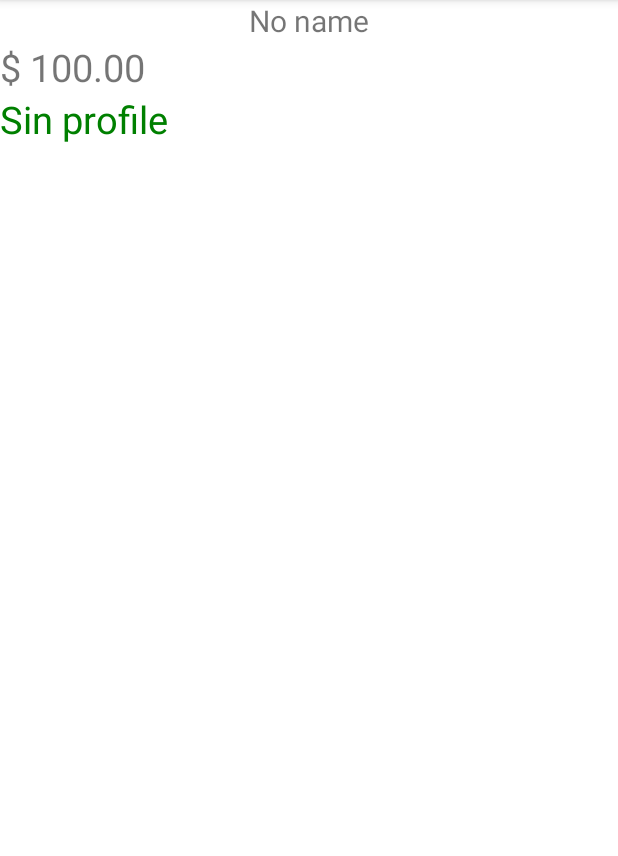
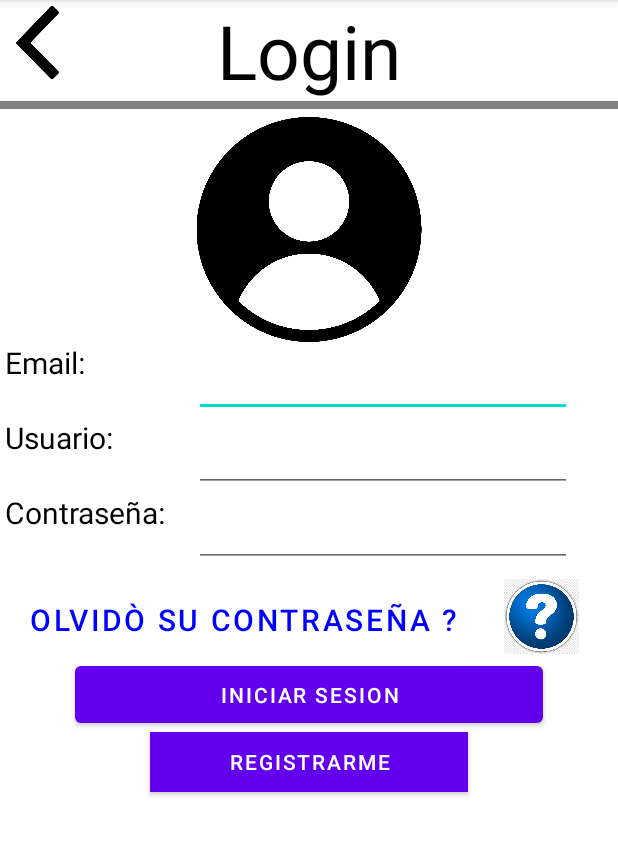
Before and after one commit to Pablo592/TecnologiasMoviles, an Android app: the screen it shows after launch (ActivityNuevo before the commit, LoginActivity after it), on a phone screen of 412 x 824 dp, the part 84-940 px from its top. Run offline under Robolectric (Android 15) with nearby library versions, the phone set to English and light mode, and no system bars.

Commit message:
Login listo
Signed-off-by: Pablo592 <pgaido524@alumnos.iua.edu.ar>

```diff
--- a/ProbandoAndroid/app/src/main/AndroidManifest.xml
+++ b/ProbandoAndroid/app/src/main/AndroidManifest.xml
@@ -18,13 +18,16 @@
 
         </activity>
 
-        <activity android:name=".ActivityNuevo"
+        <activity android:name=".LoginActivity"
             android:exported="true">
             <intent-filter>
                 <action android:name="android.intent.action.MAIN" />
-
                 <category android:name="android.intent.category.LAUNCHER" />
             </intent-filter>
+        </activity>
+
+        <activity android:name=".ActivityNuevo">
+
         </activity>
     </application>
 
--- /dev/null
+++ b/ProbandoAndroid/app/src/main/java/com/example/probandoandroid/LoginActivity.kt
@@ -0,0 +1,83 @@
+package com.example.probandoandroid
+
+import android.os.Bundle
+import android.view.View
+import android.widget.Button
+import android.widget.EditText
+import android.widget.ImageView
+import android.widget.TextView
+import android.widget.Toast
+import androidx.appcompat.app.AppCompatActivity
+
+class LoginActivity : AppCompatActivity() { //Con AppCompatActivity() indico que es un activity class LoginActivity : AppCompatActivity() { //Con AppCompatActivity() indico que es un activity
+
+    private lateinit var botonContraseniaOlvidada: Button
+    private lateinit var botonIngresar: Button
+    private lateinit var inputEmail: EditText
+    private lateinit var inputUser: EditText
+    private lateinit var inputPassword: EditText
+    private lateinit var ingreseTexto: TextView
+    private lateinit var botonVolver: ImageView
+    private lateinit var botonAyuda: ImageView
+    private lateinit var botonRegistrarme: Button
+
+
+
+    override fun onCreate(savedInstanceState: Bundle?) {
+        super.onCreate(savedInstanceState)
+        setContentView(R.layout.activity_login)
+        ingreseTexto = findViewById(R.id.ingrese)
+        botonContraseniaOlvidada = findViewById(R.id.textoLoginOlvidoPassword)
+        botonIngresar = findViewById(R.id.botonIniciarSesion)
+        inputEmail = findViewById(R.id.inputEmail)
+        inputUser = findViewById(R.id.inputUser)
+        inputPassword = findViewById(R.id.inputPassword)
+        botonVolver = findViewById(R.id.botonVolver)
+        botonAyuda = findViewById(R.id.imagenAyuda)
+        botonRegistrarme = findViewById(R.id.botonRegistrarse)
+
+        ingreseTexto.visibility = View.GONE
+
+        botonContraseniaOlvidada.setOnClickListener() {
+
+            var correo = ""
+            if (inputEmail.text.toString() == "") {
+                correo = "pgaido524@alumnos.iua.edu.ar"
+            } else {
+                correo = inputEmail.text.toString()
+            }
+
+            Toast.makeText(baseContext, "Envaimos un correo a $correo", Toast.LENGTH_LONG).show();
+        }
+
+        botonIngresar.setOnClickListener() {
+
+            val contraseniaCorrecta = "123"
+                if(inputEmail.text.toString() == "")
+                    Toast.makeText(baseContext, "Por favor ingrese su Email", Toast.LENGTH_LONG).show();
+                else if(inputUser.text.toString() == "")
+                    Toast.makeText(baseContext, "Por favor ingrese su Usuario", Toast.LENGTH_LONG).show();
+                else if(inputPassword.text.toString() == "")
+                    Toast.makeText(baseContext, "Por favor ingrese su Contraseña", Toast.LENGTH_LONG).show();
+                else if(inputPassword.text.toString() != contraseniaCorrecta)
+                    Toast.makeText(baseContext, "Contraseña incorrecta", Toast.LENGTH_LONG).show();
+                else{
+                ingreseTexto.visibility = View.VISIBLE
+                ingreseTexto.text = "Bienvenido ${inputUser.text}"
+            }
+        }
+        botonVolver.setOnClickListener(){
+            if(ingreseTexto.visibility == View.VISIBLE)
+                ingreseTexto.visibility = View.GONE
+            else{
+                onBackPressed()
+            }
+        }
+        botonAyuda.setOnClickListener(){
+            Toast.makeText(baseContext, "Debe completar todos los datos para inciar sesion", Toast.LENGTH_LONG).show();
+        }
+        botonRegistrarme.setOnClickListener(){
+            Toast.makeText(baseContext, "Estara disponible proximamente", Toast.LENGTH_LONG).show();
+        }
+    }
+}
--- /dev/null
+++ b/ProbandoAndroid/app/src/main/res/layout/activity_login.xml
@@ -0,0 +1,173 @@
+<?xml version="1.0" encoding="utf-8"?>
+<androidx.constraintlayout.widget.ConstraintLayout xmlns:android="http://schemas.android.com/apk/res/android"
+    android:layout_width="match_parent"
+    android:layout_height="match_parent"
+    xmlns:app="http://schemas.android.com/apk/res-auto"
+    android:screenOrientation="portrait">
+
+
+    <TextView
+        android:id="@+id/ingrese"
+        android:layout_width="match_parent"
+        android:layout_height="match_parent"
+        app:layout_constraintStart_toStartOf="parent"
+        app:layout_constraintTop_toTopOf="parent"
+        android:text=""
+        android:textSize="50sp"
+        android:textAlignment="center"
+        android:layout_marginTop="100dp"
+        android:textColor="@color/black">
+    </TextView>
+
+
+    <TextView
+        android:id="@+id/textoLogin"
+        android:layout_width="match_parent"
+        android:layout_height="wrap_content"
+        app:layout_constraintStart_toEndOf="@id/ingrese"
+        app:layout_constraintTop_toBottomOf="@id/ingrese"
+        android:text="@string/login"
+        android:textSize="50sp"
+        android:textAlignment="center"
+        android:textColor="@color/black">
+    </TextView>
+
+    <View
+        android:id="@+id/barra"
+        android:layout_width="wrap_content"
+        android:layout_height="5dp"
+        app:layout_constraintStart_toStartOf="parent"
+        app:layout_constraintTop_toBottomOf="@id/textoLogin"
+        android:background="@color/grey">
+    </View>
+
+    <ImageView
+        android:id="@+id/imagenLogin"
+        android:layout_width="wrap_content"
+        android:layout_height="150dp"
+        app:layout_constraintStart_toStartOf="parent"
+        app:layout_constraintTop_toBottomOf="@id/barra"
+        android:src="@drawable/_iconousuario"
+        android:layout_marginTop="5dp">
+    </ImageView>
+    <TextView
+        android:id="@+id/textoLoginEmail"
+        android:layout_width="20mm"
+        android:layout_height="50dp"
+        android:textSize="20dp"
+        app:layout_constraintStart_toStartOf="parent"
+        android:text="@string/iemail"
+        android:textColor="@color/black"
+        app:layout_constraintTop_toBottomOf="@id/imagenLogin"
+        android:layout_marginLeft="3dp">
+    </TextView>
+    <EditText
+        android:id="@+id/inputEmail"
+        android:layout_width="40mm"
+        android:layout_height="50dp"
+        app:layout_constraintStart_toEndOf="@+id/textoLoginEmail"
+        app:layout_constraintTop_toBottomOf="@id/imagenLogin"
+        android:inputType="textEmailAddress">
+    </EditText>
+    <TextView
+        android:id="@+id/textoLoginUser"
+        android:layout_width="20mm"
+        android:layout_height="50dp"
+        android:textSize="20dp"
+        app:layout_constraintStart_toStartOf="parent"
+        app:layout_constraintTop_toBottomOf="@id/textoLoginEmail"
+        android:text="@string/user"
+        android:textColor="@color/black"
+        android:layout_marginLeft="3dp">
+    </TextView>
+    <EditText
+        android:id="@+id/inputUser"
+        android:layout_width="40mm"
+        android:layout_height="50dp"
+        app:layout_constraintStart_toEndOf="@+id/textoLoginUser"
+        app:layout_constraintTop_toBottomOf="@id/inputEmail"
+        android:inputType="text">
+    </EditText>
+    <TextView
+        android:id="@+id/textoLoginPassword"
+        android:layout_width="20mm"
+        android:layout_height="50dp"
+        android:textSize="20dp"
+        app:layout_constraintStart_toStartOf="parent"
+        app:layout_constraintTop_toBottomOf="@id/textoLoginUser"
+        android:text="@string/contrasenia"
+        android:textColor="@color/black"
+        android:layout_marginLeft="3dp">>
+    </TextView>
+    <EditText
+        android:id="@+id/inputPassword"
+        android:layout_width="40mm"
+        android:layout_height="50dp"
+        app:layout_constraintStart_toEndOf="@+id/textoLoginPassword"
+        app:layout_constraintTop_toBottomOf="@id/inputUser"
+        android:inputType="textPassword">
+    </EditText>
+
+
+    <Button
+        android:id="@+id/textoLoginOlvidoPassword"
+        android:layout_width="wrap_content"
+        android:layout_height="50dp"
+        android:textSize="20dp"
+        app:layout_constraintStart_toStartOf="parent"
+        app:layout_constraintTop_toBottomOf="@id/textoLoginPassword"
+        android:text="@string/olvido_su_contrase_a"
+        android:textAlignment="center"
+        android:textColor="@color/blue"
+        android:layout_marginLeft="3dp"
+        android:background="@android:color/transparent"
+        android:layout_marginTop="10dp">
+    </Button>
+
+    <ImageView
+        android:id="@+id/imagenAyuda"
+        android:layout_width="50dp"
+        android:layout_height="55dp"
+        app:layout_constraintStart_toEndOf="@id/textoLoginOlvidoPassword"
+        app:layout_constraintTop_toBottomOf="@id/textoLoginPassword"
+        android:src="@drawable/interrogacion"
+        android:layout_marginTop="5dp"
+        android:layout_marginLeft="15dp">
+    </ImageView>
+
+    <Button
+        android:id="@+id/botonIniciarSesion"
+        android:layout_width="match_parent"
+        android:layout_height="50dp"
+        app:layout_constraintStart_toStartOf="parent"
+        app:layout_constraintTop_toBottomOf="@id/textoLoginOlvidoPassword"
+        android:text="@string/iniciar_sesion"
+        android:textAlignment="center"
+        android:layout_marginLeft="50dp"
+        android:layout_marginRight="50dp">
+    </Button>
+
+    <Button
+        android:id="@+id/botonRegistrarse"
+        android:layout_width="match_parent"
+        android:layout_height="40dp"
+        app:layout_constraintStart_toStartOf="parent"
+        app:layout_constraintTop_toBottomOf="@id/botonIniciarSesion"
+        android:text="@string/registrarse"
+        android:background="@color/black"
+        android:textAlignment="center"
+        android:layout_marginLeft="100dp"
+        android:layout_marginRight="100dp">
+    </Button>
+
+    <ImageView
+        android:id="@+id/botonVolver"
+        android:layout_width="50dp"
+        android:layout_height="50dp"
+        app:layout_constraintStart_toStartOf="parent"
+        app:layout_constraintTop_toTopOf="parent"
+        android:textAlignment="center"
+       android:src="@drawable/regreso"
+        android:layout_marginTop="3dp">
+    </ImageView>
+</androidx.constraintlayout.widget.ConstraintLayout>
--- a/ProbandoAndroid/app/src/main/res/values/colors.xml
+++ b/ProbandoAndroid/app/src/main/res/values/colors.xml
@@ -8,4 +8,7 @@
     <color name="black">#FF000000</color>
     <color name="white">#FFFFFFFF</color>
     <color name="green">#008000</color>
+    <color name="grey">#808080</color>
+    <color name="blue">#0000FF</color>
+
 </resources>
--- a/ProbandoAndroid/app/src/main/res/values/strings.xml
+++ b/ProbandoAndroid/app/src/main/res/values/strings.xml
@@ -5,5 +5,12 @@
     <string name="elSnackbar">Soy el snackbar</string>
     <string name="MyTitle">Mi titulo</string>
     <string name="unTexto">Ejemplo</string>
+    <string name="login">Login</string>
+    <string name="iemail">Email:</string>
+    <string name="user">Usuario:</string>
+    <string name="contrasenia">Contraseña:</string>
+    <string name="olvido_su_contrase_a">Olvidò su contraseña ?</string>
+    <string name="iniciar_sesion">Iniciar sesion</string>
+    <string name="registrarse">Registrarme</string>
 
 </resources>
```
Also changed, not shown: ProbandoAndroid/app/src/main/res/drawable/interrogacion.png (added), ProbandoAndroid/app/src/main/res/drawable/regreso.png (added).
